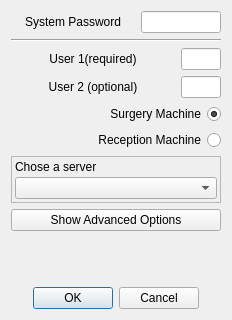
First picture: the form in src/openmolar/qt-designer/startscreen.ui, repository rowinggolfer/openmolar1, before the edit.
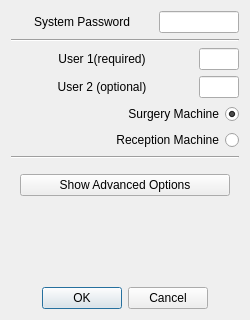
Second picture: the form after the edit. Icons and pictures are not drawn.

```diff
--- a/src/openmolar/qt-designer/startscreen.ui
+++ b/src/openmolar/qt-designer/startscreen.ui
@@ -9,7 +9,7 @@
    <rect>
     <x>0</x>
     <y>0</y>
-    <width>232</width>
+    <width>250</width>
     <height>320</height>
    </rect>
   </property>
@@ -26,8 +26,13 @@
    <iconset resource="../resources/resources.qrc">
     <normaloff>:/openmolar.svg</normaloff>:/openmolar.svg</iconset>
   </property>
-  <layout class="QGridLayout" name="gridLayout_2">
-   <item row="0" column="0">
+  <layout class="QVBoxLayout" name="verticalLayout_3">
+   <property name="spacing">
+    <number>6</number>
+   </property>
+   <item>
+    <layout class="QHBoxLayout" name="horizontalLayout">
+     <item>
     <widget class="QLabel" name="label_3">
      <property name="layoutDirection">
       <enum>Qt::RightToLeft</enum>
@@ -43,7 +48,7 @@
      </property>
     </widget>
    </item>
-   <item row="0" column="1">
+     <item>
     <widget class="QLineEdit" name="password_lineEdit">
      <property name="minimumSize">
       <size>
@@ -65,14 +70,16 @@
      </property>
     </widget>
    </item>
-   <item row="1" column="0" colspan="2">
+    </layout>
+   </item>
+   <item>
     <widget class="Line" name="line">
      <property name="orientation">
       <enum>Qt::Horizontal</enum>
      </property>
     </widget>
    </item>
-   <item row="2" column="0" colspan="2">
+   <item>
     <layout class="QGridLayout" name="gridLayout">
      <item row="0" column="0">
       <widget class="QLabel" name="label">
@@ -95,6 +102,9 @@
          <height>16777215</height>
         </size>
        </property>
+       <property name="text">
+        <string/>
+       </property>
        <property name="maxLength">
         <number>6</number>
        </property>
@@ -151,61 +161,27 @@
      </item>
     </layout>
    </item>
-   <item row="5" column="0" colspan="2">
-    <spacer name="verticalSpacer_2">
-     <property name="orientation">
-      <enum>Qt::Vertical</enum>
+   <item>
+    <widget class="Line" name="line_2">
+     <property name="sizePolicy">
+      <sizepolicy hsizetype="Expanding" vsizetype="Fixed">
+       <horstretch>0</horstretch>
+       <verstretch>0</verstretch>
+      </sizepolicy>
      </property>
-     <property name="sizeHint" stdset="0">
-      <size>
-       <width>20</width>
-       <height>40</height>
-      </size>
-     </property>
-    </spacer>
-   </item>
-   <item row="6" column="0" colspan="2">
-    <widget class="QDialogButtonBox" name="buttonBox">
      <property name="orientation">
       <enum>Qt::Horizontal</enum>
      </property>
-     <property name="standardButtons">
-      <set>QDialogButtonBox::Cancel|QDialogButtonBox::Ok</set>
-     </property>
-     <property name="centerButtons">
-      <bool>true</bool>
-     </property>
     </widget>
    </item>
-   <item row="3" column="0" colspan="2">
-    <widget class="QFrame" name="options_frame">
-     <property name="frameShape">
-      <enum>QFrame::StyledPanel</enum>
-     </property>
-     <property name="frameShadow">
-      <enum>QFrame::Raised</enum>
-     </property>
-     <layout class="QVBoxLayout" name="verticalLayout">
-      <property name="spacing">
-       <number>3</number>
-      </property>
-      <property name="margin">
-       <number>3</number>
-      </property>
       <item>
-       <widget class="QLabel" name="label_4">
-        <property name="text">
-         <string>Chose a server</string>
-        </property>
-       </widget>
-      </item>
+    <widget class="QStackedWidget" name="stackedWidget">
+     <property name="currentIndex">
+      <number>0</number>
+     </property>
+     <widget class="QWidget" name="page">
+      <layout class="QVBoxLayout" name="verticalLayout_2">
       <item>
-       <widget class="QComboBox" name="server_comboBox"/>
-      </item>
-     </layout>
-    </widget>
-   </item>
-   <item row="4" column="0" colspan="2">
     <widget class="QPushButton" name="options_pushButton">
      <property name="sizePolicy">
       <sizepolicy hsizetype="Preferred" vsizetype="Fixed">
@@ -219,6 +195,66 @@
      <property name="icon">
       <iconset resource="../resources/resources.qrc">
        <normaloff>:/down.png</normaloff>:/down.png</iconset>
+         </property>
+        </widget>
+       </item>
+       <item>
+        <spacer name="verticalSpacer">
+         <property name="orientation">
+          <enum>Qt::Vertical</enum>
+         </property>
+         <property name="sizeHint" stdset="0">
+          <size>
+           <width>20</width>
+           <height>40</height>
+          </size>
+         </property>
+        </spacer>
+       </item>
+      </layout>
+     </widget>
+     <widget class="QWidget" name="page_2">
+      <layout class="QVBoxLayout" name="verticalLayout">
+       <item>
+        <widget class="QLabel" name="label_4">
+         <property name="text">
+          <string>Chose a server</string>
+         </property>
+         <property name="alignment">
+          <set>Qt::AlignCenter</set>
+         </property>
+        </widget>
+       </item>
+       <item>
+        <widget class="QComboBox" name="server_comboBox"/>
+       </item>
+       <item>
+        <spacer name="verticalSpacer_2">
+         <property name="orientation">
+          <enum>Qt::Vertical</enum>
+         </property>
+         <property name="sizeHint" stdset="0">
+          <size>
+           <width>20</width>
+           <height>40</height>
+          </size>
+         </property>
+        </spacer>
+       </item>
+      </layout>
+     </widget>
+    </widget>
+   </item>
+   <item>
+    <widget class="QDialogButtonBox" name="buttonBox">
+     <property name="orientation">
+      <enum>Qt::Horizontal</enum>
+     </property>
+     <property name="standardButtons">
+      <set>QDialogButtonBox::Cancel|QDialogButtonBox::Ok</set>
+     </property>
+     <property name="centerButtons">
+      <bool>true</bool>
      </property>
     </widget>
    </item>
```
Lines whose indentation alone changed are shown as unchanged.
